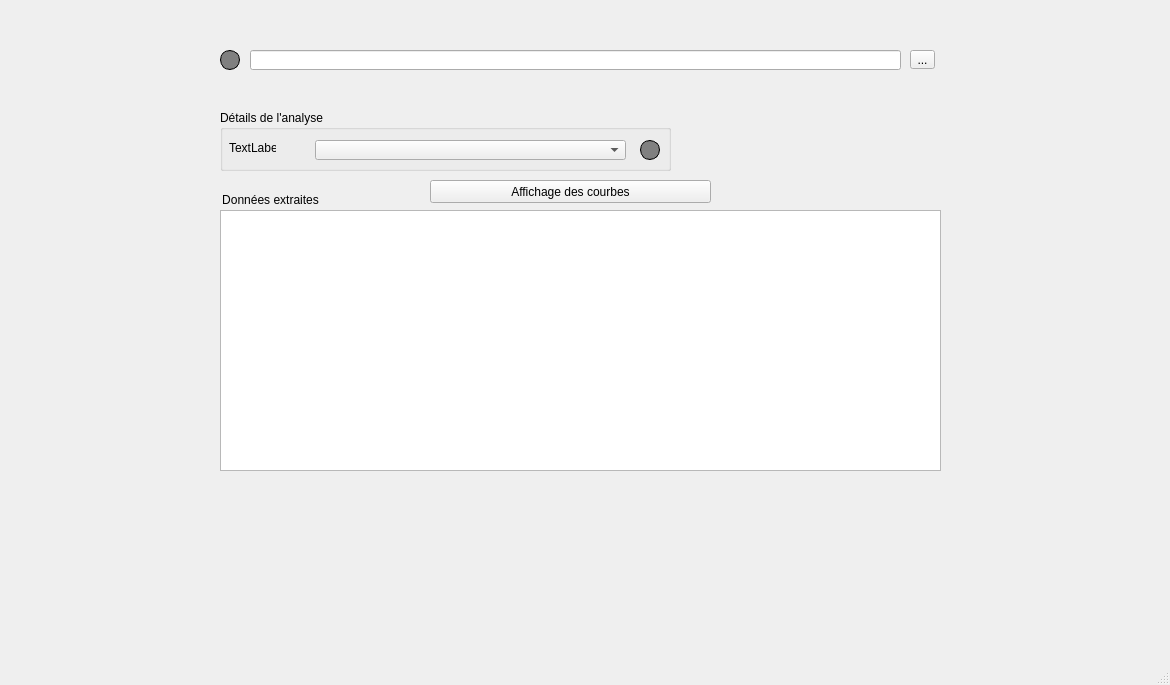
Above: F_Ui/F_Interface_1.ui from ClementBaty/m2_2025-2026 before the change. Below: the same form after it.
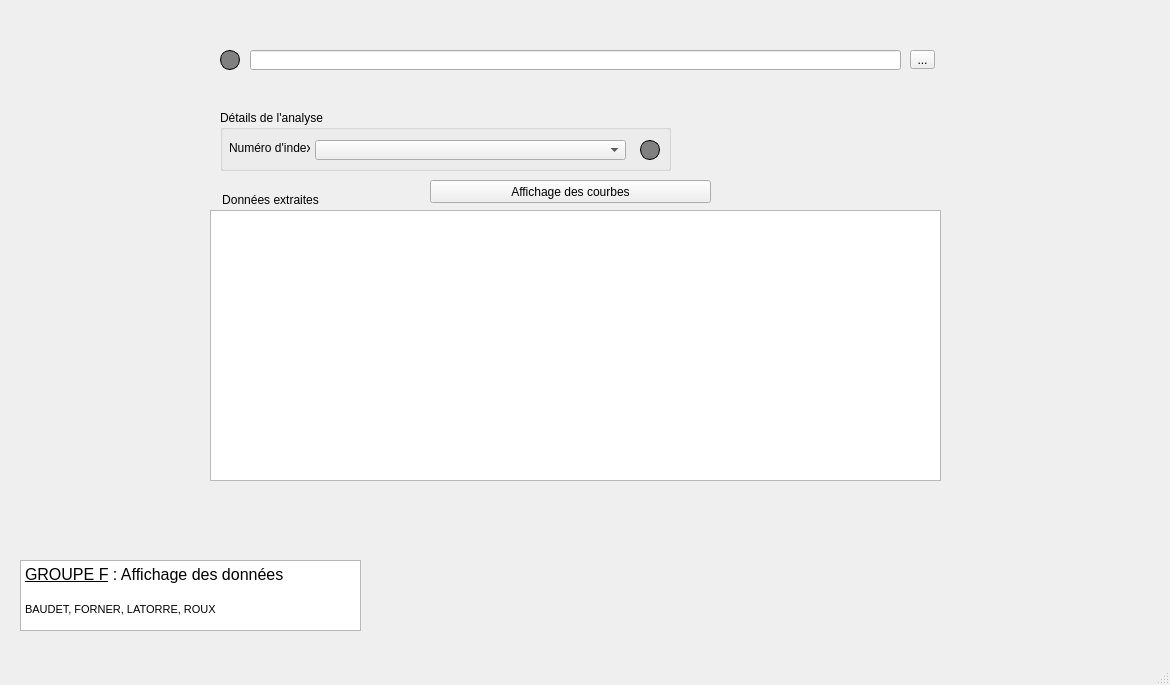
That is the form after the change.

```diff
--- a/F_Ui/F_Interface_1.ui
+++ b/F_Ui/F_Interface_1.ui
@@ -27,16 +27,6 @@
      <string>...</string>
     </property>
    </widget>
-   <widget class="QListWidget" name="display_E">
-    <property name="geometry">
-     <rect>
-      <x>220</x>
-      <y>210</y>
-      <width>721</width>
-      <height>261</height>
-     </rect>
-    </property>
-   </widget>
    <widget class="QLineEdit" name="url_input">
     <property name="geometry">
      <rect>
@@ -110,12 +100,12 @@
       <rect>
        <x>9</x>
        <y>30</y>
-       <width>47</width>
+       <width>81</width>
        <height>16</height>
       </rect>
      </property>
      <property name="text">
-      <string>TextLabel</string>
+      <string>Numéro d'index</string>
      </property>
     </widget>
     <widget class="QComboBox" name="comboBox">
@@ -178,6 +168,35 @@
      <string/>
     </property>
    </widget>
+   <widget class="QTextEdit" name="textEdit">
+    <property name="geometry">
+     <rect>
+      <x>20</x>
+      <y>560</y>
+      <width>341</width>
+      <height>71</height>
+     </rect>
+    </property>
+    <property name="html">
+     <string>&lt;!DOCTYPE HTML PUBLIC &quot;-//W3C//DTD HTML 4.0//EN&quot; &quot;http://www.w3.org/TR/REC-html40/strict.dtd&quot;&gt;
+&lt;html&gt;&lt;head&gt;&lt;meta name=&quot;qrichtext&quot; content=&quot;1&quot; /&gt;&lt;style type=&quot;text/css&quot;&gt;
+p, li { white-space: pre-wrap; }
+&lt;/style&gt;&lt;/head&gt;&lt;body style=&quot; font-family:'MS Shell Dlg 2'; font-size:8.25pt; font-weight:400; font-style:normal;&quot;&gt;
+&lt;p style=&quot; margin-top:0px; margin-bottom:0px; margin-left:0px; margin-right:0px; -qt-block-indent:0; text-indent:0px;&quot;&gt;&lt;span style=&quot; font-size:12pt; text-decoration: underline;&quot;&gt;GROUPE F&lt;/span&gt;&lt;span style=&quot; font-size:12pt;&quot;&gt; : Affichage des données&lt;/span&gt;&lt;/p&gt;
+&lt;p style=&quot;-qt-paragraph-type:empty; margin-top:0px; margin-bottom:0px; margin-left:0px; margin-right:0px; -qt-block-indent:0; text-indent:0px; font-size:12pt; text-decoration: underline;&quot;&gt;&lt;br /&gt;&lt;/p&gt;
+&lt;p style=&quot; margin-top:0px; margin-bottom:0px; margin-left:0px; margin-right:0px; -qt-block-indent:0; text-indent:0px;&quot;&gt;&lt;span style=&quot; font-size:8pt;&quot;&gt;BAUDET, FORNER, LATORRE, ROUX&lt;/span&gt;&lt;/p&gt;&lt;/body&gt;&lt;/html&gt;</string>
+    </property>
+   </widget>
+   <widget class="QTableView" name="tableView">
+    <property name="geometry">
+     <rect>
+      <x>210</x>
+      <y>210</y>
+      <width>731</width>
+      <height>271</height>
+     </rect>
+    </property>
+   </widget>
   </widget>
   <widget class="QMenuBar" name="menubar">
    <property name="geometry">
```
Left out of the diff: 1 changed line with no effect on the pictures.
